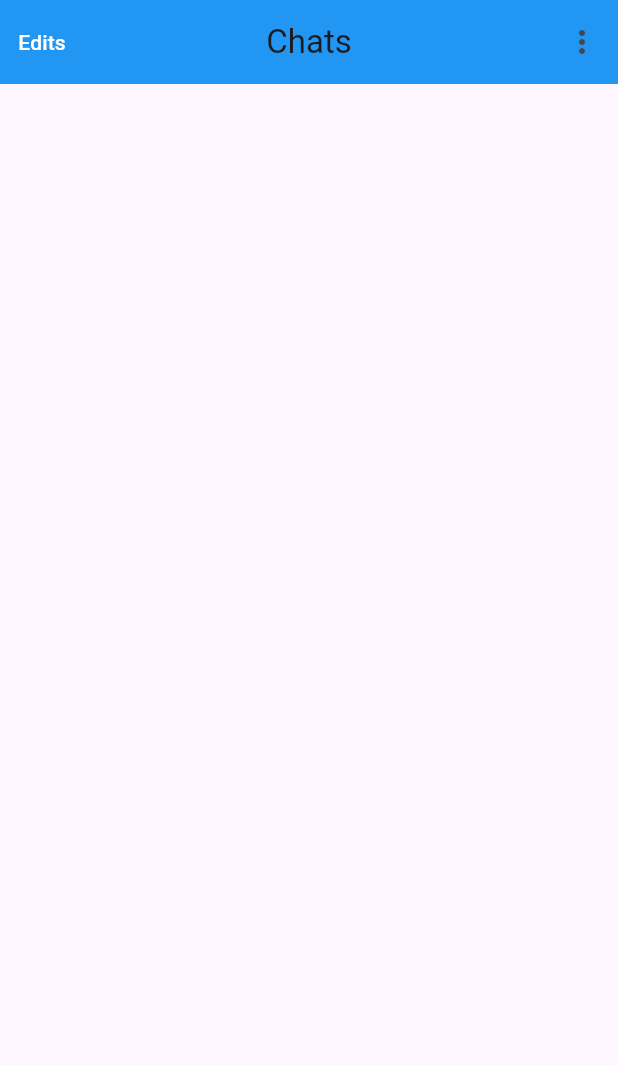
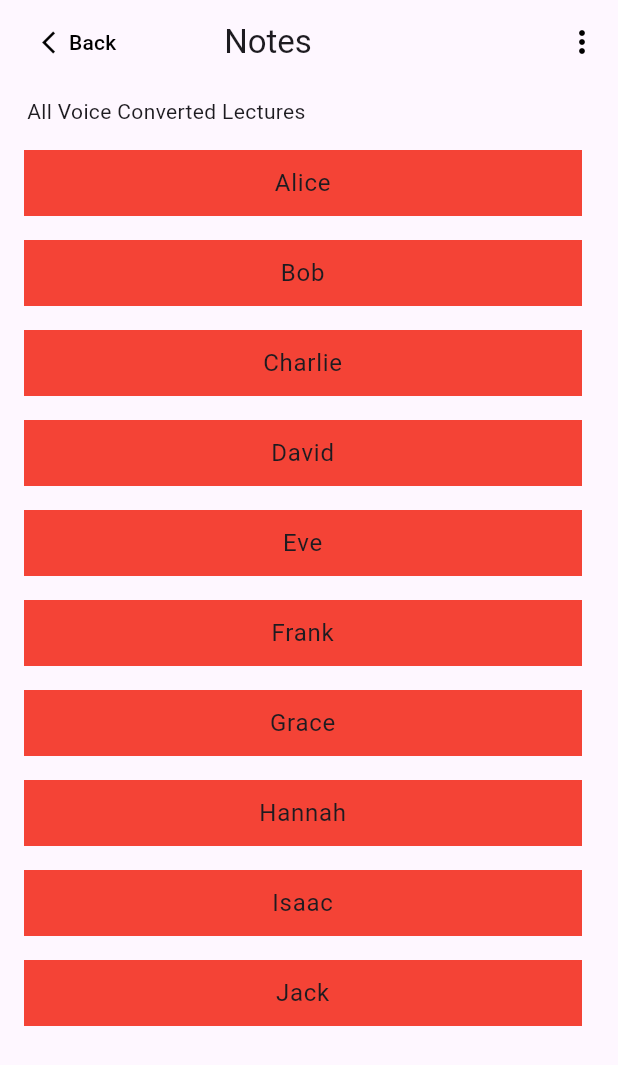
Before and after one commit to basitmurad/telkom_flutterApp, a Flutter app: the NotesScreen screen opened directly, on a phone screen of 412 x 824 dp. Shown: the top 1065 px of the screen. Run offline on Flutter 3.47's test engine with Material 3 defaults, Android fonts, the phone set to English and light mode, and no system bars; our stand-ins replace geocoding, get, google_fonts, google_maps_flutter; network calls fail.

Commit message:
changes donev

```diff
--- a/lib/screens/MapScreen.dart
+++ b/lib/screens/MapScreen.dart
@@ -15,9 +15,11 @@ class MapScreen extends StatelessWidget {
 
 
     return GoogleMap(
+      mapType: MapType.normal, // Set map type to normal for street view
+
       initialCameraPosition: CameraPosition(
         target: latLng,
-        zoom: 10,
+        zoom: 20,
       ),
       markers: {
         Marker(
--- a/lib/screens/NotesScreen.dart
+++ b/lib/screens/NotesScreen.dart
@@ -1,31 +1,89 @@
 import 'package:flutter/cupertino.dart';
 import 'package:flutter/material.dart';
+import 'package:flutter/widgets.dart';
 
 class NotesScreen extends StatelessWidget {
   const NotesScreen({super.key});
 
   @override
   Widget build(BuildContext context) {
+    final List<String> names = [
+      'Alice',
+      'Bob',
+      'Charlie',
+      'David',
+      'Eve',
+      'Frank',
+      'Grace',
+      'Hannah',
+      'Isaac',
+      'Jack'
+    ];
     return Scaffold(
-      appBar:       AppBar(
-        backgroundColor: Colors.blue,
+      appBar: AppBar(
         centerTitle: true,
-        leading: TextButton(
-          onPressed: () {},
-          child: const Text(
-            'Edits',
-            style: TextStyle(color: Colors.white),
-          ),
+        automaticallyImplyLeading: false,
+        title: Row(
+          children: [
+            TextButton(
+              onPressed: () {},
+              child: const Row(
+                children: [
+                  Icon(
+                    Icons.arrow_back_ios,
+                    color: Colors.black,
+                  ),
+                  Text(
+                    "Back",
+                    style: TextStyle(color: Colors.black),
+                  ),
+                ],
+              ),
+            ),
+            const SizedBox(
+              width: 60,
+            ),
+            const Text(
+              "Notes",
+              textAlign: TextAlign.center,
+            )
+          ],
         ),
-        title: const Text("Chats"),
         actions: [
           IconButton(
             onPressed: () {},
-            icon: const Icon(Icons.more_vert),
+            icon: const Icon(
+              Icons.more_vert,
+              color: Colors.black,
+            ),
           ),
         ],
       ),
+      body: Column(
+        mainAxisAlignment: MainAxisAlignment.start,
+        crossAxisAlignment: CrossAxisAlignment.start,
+        mainAxisSize: MainAxisSize.max,
+        children: [
+          Padding(
+            padding: EdgeInsets.only(left: 18.0 ,top: 8 ,bottom: 8),
 
+            child: Text("All Voice Converted Lectures "),
+          ),
+          Expanded(
+            child: ListView.builder(
+              itemCount: names.length,
+              itemBuilder: (context, index) {
+                return ListTile(
+                  title: Container(
+                      color: Colors.red,
+                      padding: EdgeInsets.symmetric(vertical: 10,horizontal: 10),
+                      child: Text(names[index] ,textAlign: TextAlign.center,)),
+                );
+              },
+            ),
+          ),
+        ],
+      ),
     );
   }
 }
--- a/lib/screens/homescreeen/HomeScreen.dart
+++ b/lib/screens/homescreeen/HomeScreen.dart
@@ -3,7 +3,7 @@ import 'dart:ui';
 import 'package:flutter/cupertino.dart';
 import 'package:flutter/material.dart';
 import 'package:get/get.dart';
-import 'package:telkom/screens/BuddyConnectorScreen.dart';
+import 'package:telkom/screens/chats/BuddyConnectorScreen.dart';
 import 'package:telkom/screens/MapScreen.dart';
 import 'package:telkom/screens/NotesScreen.dart';
 import 'package:telkom/screens/ScreenReaderScreen.dart';
--- a/lib/utils/ImathPaths.dart
+++ b/lib/utils/ImathPaths.dart
@@ -5,6 +5,9 @@ class ImagePaths{
   static const String buddy = "assets/buddyicon.png";
   static const String geo = "assets/geotagging.png";
   static const String voice = "assets/voicenotesicon.png";
+  static const String tickicon = "assets/tickicon.png";
+  static const String doticon = "assets/doticon.png";
+  static const String backimage = "assets/backimage.png";
   static const String screenreader = "assets/screenreader.png";
 
 }
```
Also changed, not shown: lib/navigations.dart (+5 -2 lines), lib/screens/BuddyConnectorScreen.dart (deleted, +0 -33 lines), lib/screens/ScreenReaderScreen.dart (+42 -38 lines), lib/screens/chats/BuddyConnectorScreen.dart (added, +205 -0 lines).
